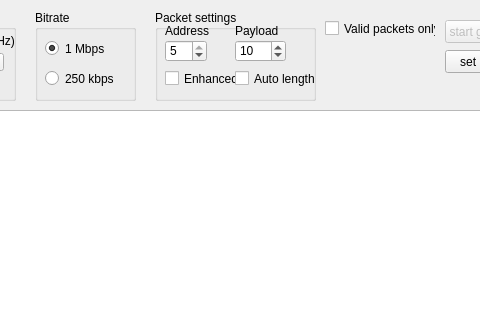
This is xn297 decoder/xn297decoder.ui in goebish/XN297_dumper as Qt 5 draws it before an edit; both pictures show x 175 to 655 and y 0 to 320 of the 772 by 503 pixel window. The edited form follows.
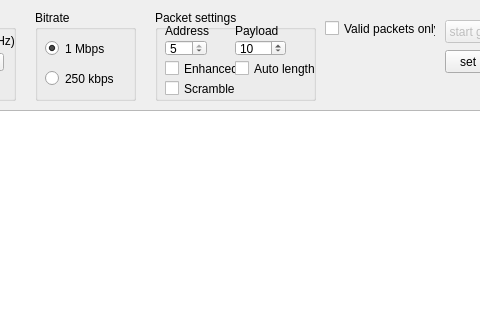
This is the edited form.

Commit message: Add unscrambled enhanced mode crc xorout table

The edit to the form file:
```diff
--- a/xn297 decoder/xn297decoder.ui
+++ b/xn297 decoder/xn297decoder.ui
@@ -38,7 +38,7 @@
        <x>10</x>
        <y>30</y>
        <width>42</width>
-       <height>22</height>
+       <height>16</height>
       </rect>
      </property>
      <property name="minimum">
@@ -57,7 +57,7 @@
        <x>80</x>
        <y>30</y>
        <width>51</width>
-       <height>22</height>
+       <height>16</height>
       </rect>
      </property>
      <property name="minimum">
@@ -106,7 +106,7 @@
      <property name="geometry">
       <rect>
        <x>10</x>
-       <y>60</y>
+       <y>50</y>
        <width>71</width>
        <height>17</height>
       </rect>
@@ -122,7 +122,7 @@
      <property name="geometry">
       <rect>
        <x>80</x>
-       <y>60</y>
+       <y>50</y>
        <width>81</width>
        <height>17</height>
       </rect>
@@ -134,6 +134,19 @@
       <string>Auto length</string>
      </property>
     </widget>
+    <widget class="QCheckBox" name="checkBox_scrambled">
+     <property name="geometry">
+      <rect>
+       <x>10</x>
+       <y>70</y>
+       <width>70</width>
+       <height>17</height>
+      </rect>
+     </property>
+     <property name="text">
+      <string>Scrambled</string>
+     </property>
+    </widget>
    </widget>
    <widget class="QGroupBox" name="groupBox_bitrate">
     <property name="geometry">
```
The commit also changes 2 other files.
